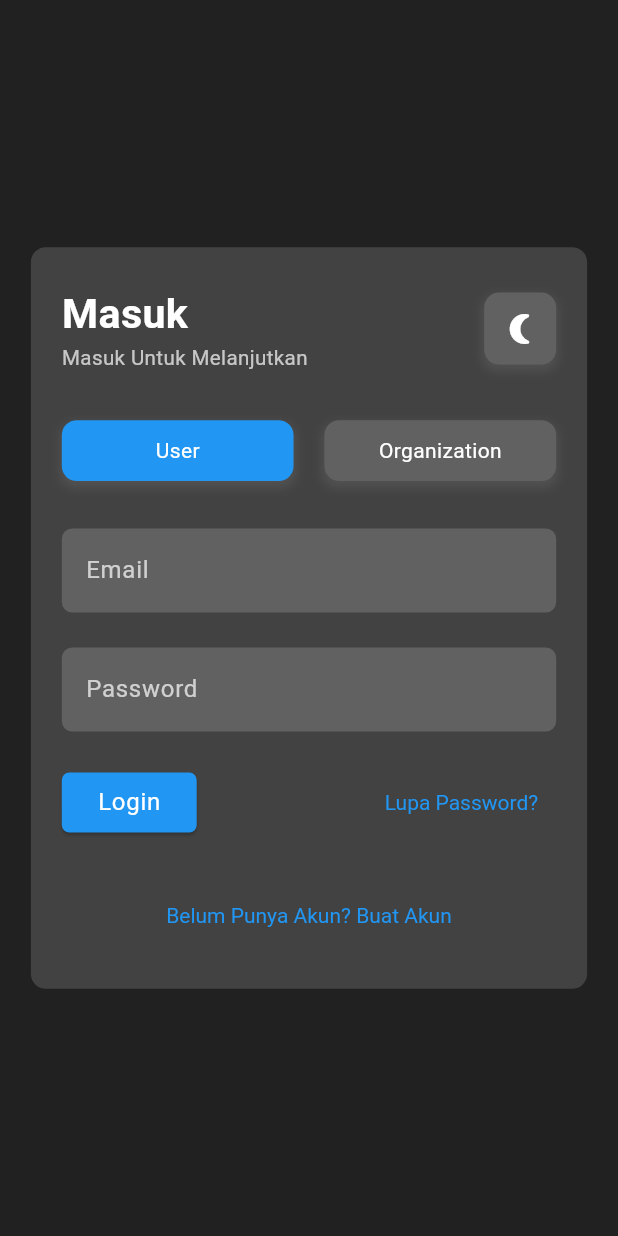
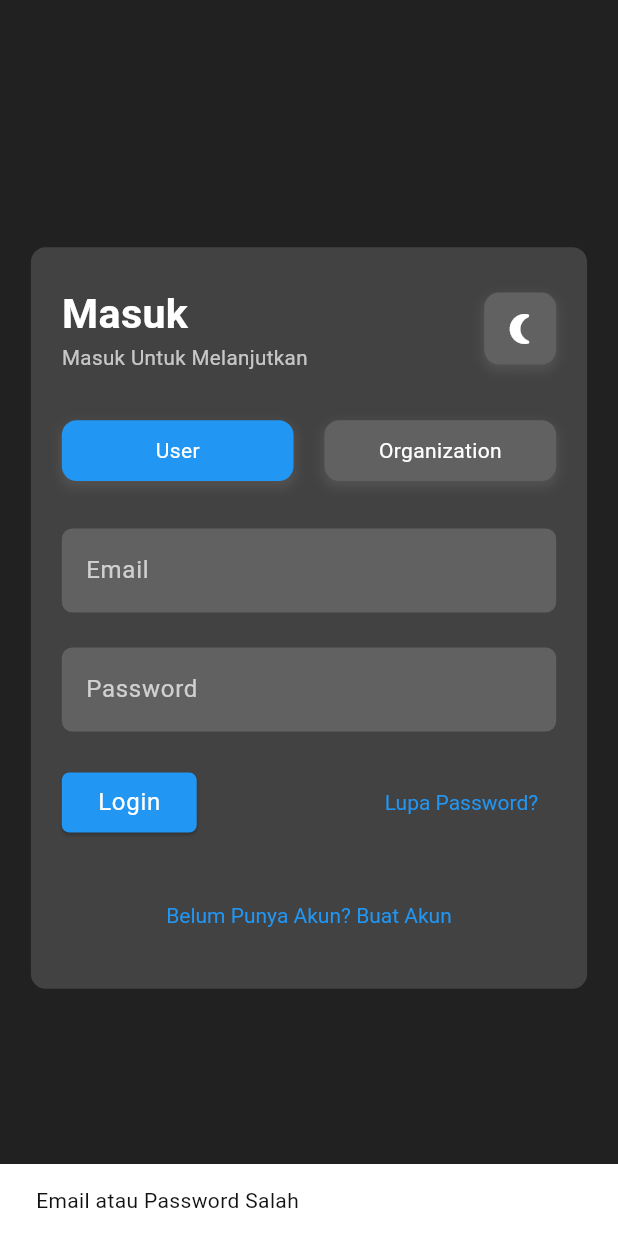
Before and after one commit to izasoerya/bamboo_app, a Flutter app: the LoginPage screen opened by its route, after a tap on "Login", on a phone screen of 412 x 824 dp. Run offline on Flutter 3.47's test engine with Material 3 defaults, Android fonts, the phone set to English and light mode, and no system bars; our stand-ins replace cloud_firestore, firebase_core, flutter_bloc, flutter_screenutil, go_router, google_maps_flutter; missing offline and left inert: flutter_config; accounts and stored records are empty.

```diff
--- a/lib/main.dart
+++ b/lib/main.dart
@@ -1,10 +1,14 @@
 import 'package:flutter/material.dart';
 import 'src/app.dart';
 import 'package:flutter_config/flutter_config.dart';
+import 'package:firebase_core/firebase_core.dart';
+import 'firebase_options.dart';
 
 void main() async {
   WidgetsFlutterBinding.ensureInitialized(); // Required by FlutterConfig
   await FlutterConfig.loadEnvVariables();
-
+  await Firebase.initializeApp(
+    options: DefaultFirebaseOptions.currentPlatform,
+  );
   runApp(const MyApp());
 }
--- a/lib/src/app/presentation/pages/login.dart
+++ b/lib/src/app/presentation/pages/login.dart
@@ -106,6 +106,11 @@ class _LoginPageState extends State<LoginPage> {
                       _controllerPassword.text,
                     );
                     if (res != null) router.go('/dashboard');
+                    ScaffoldMessenger.of(context).showSnackBar(
+                      const SnackBar(
+                        content: Text('Email atau Password Salah'),
+                      ),
+                    );
                   },
                   child: Text(
                     'Login',
--- a/lib/src/domain/entities/e_user.dart
+++ b/lib/src/domain/entities/e_user.dart
@@ -29,7 +29,7 @@ class EntitiesUser {
     );
   }
 
-  factory EntitiesUser.fromMap(Map<String, dynamic> map) {
+  factory EntitiesUser.fromJSON(Map<String, dynamic> map) {
     return EntitiesUser(
       uid: map['uid'],
       name: map['name'],
--- a/lib/src/domain/service/s_user.dart
+++ b/lib/src/domain/service/s_user.dart
@@ -10,9 +10,10 @@ class ServiceUser {
 
   Future<EntitiesUser?> signIn(String email, String password) async {
     if (TextfieldValidator.email(email) != null ||
-        TextfieldValidator.email(password) != null) {
+        TextfieldValidator.password(password) != null) {
       return null;
     }
+
     final res = await InfrastructureUser().readUser(email);
     if (res != null) {
       if (res.password == password) {
--- a/pubspec.yaml
+++ b/pubspec.yaml
@@ -10,6 +10,8 @@ environment:
   sdk: ">=3.4.4 <4.0.0"
 
 dependencies:
+  cloud_firestore: ^5.4.4
+  firebase_core: ^3.6.0
   flutter:
     sdk: flutter
   flutter_bloc: ^8.1.6
```
Also changed, not shown: lib/src/domain/infrastructure/i_user.dart (+20 -6 lines), firebase.json (added), lib/firebase_options.dart (added), pubspec.lock, 7 other files.
